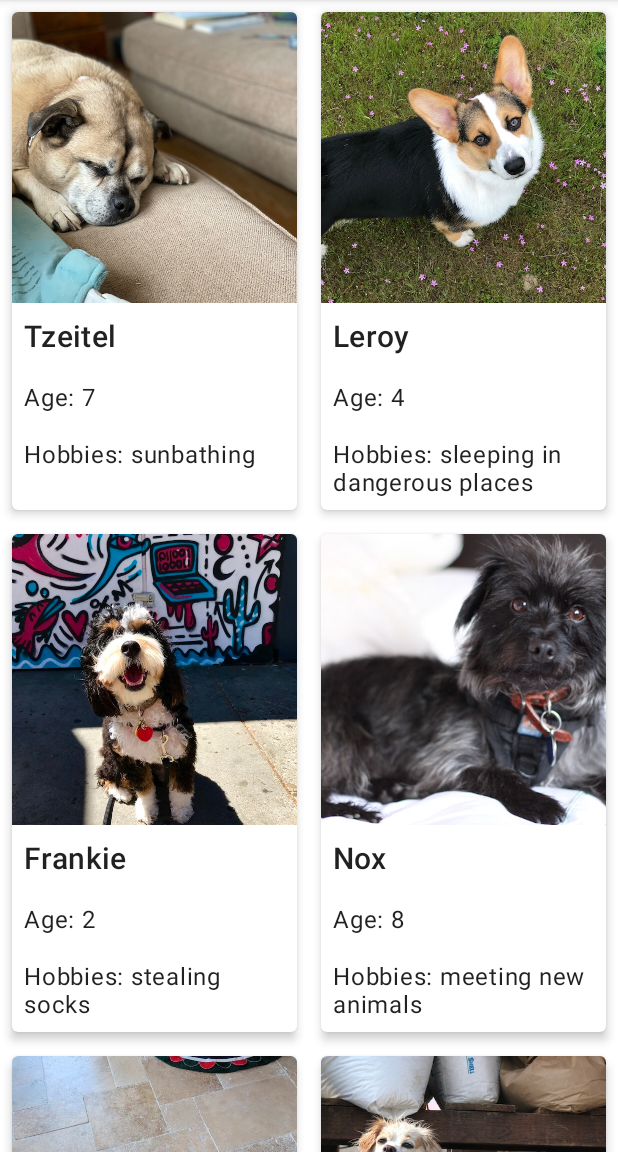
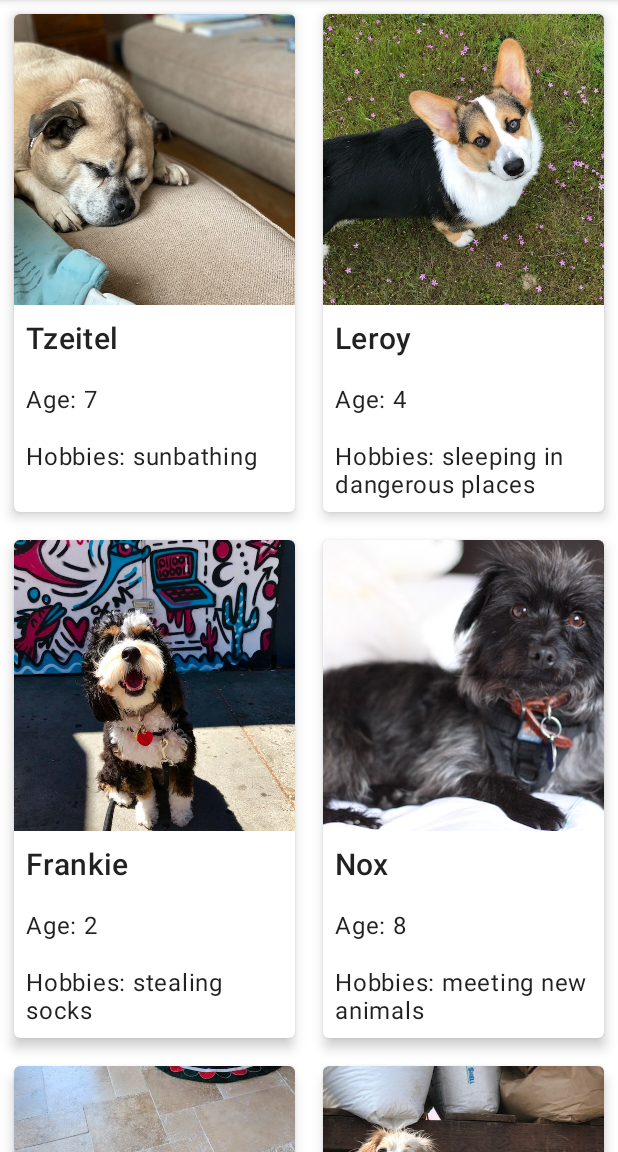
Before and after one commit to HekmatullahAmin/Dogglers, an Android app: the GridListActivity screen opened directly, with no data from a screen before it, on a phone screen of 412 x 824 dp, the part 84-1236 px from its top. Run offline under Robolectric (Android 15) with nearby library versions, the phone set to English and light mode, and no system bars.

Commit message:
Updated grid_list_item.xml
The cardview was update
-margin to 9dp
-elevation to 5dp

```diff
--- a/app/src/main/res/layout/grid_list_item.xml
+++ b/app/src/main/res/layout/grid_list_item.xml
@@ -18,9 +18,9 @@
     xmlns:tools="http://schemas.android.com/tools"
     android:layout_width="match_parent"
     android:layout_height="wrap_content"
-    android:layout_margin="8dp"
+    android:layout_margin="9dp"
     app:cardCornerRadius="4dp"
-    app:cardElevation="4dp">
+    app:cardElevation="5dp">
 
     <androidx.constraintlayout.widget.ConstraintLayout
         android:layout_width="match_parent"
```
